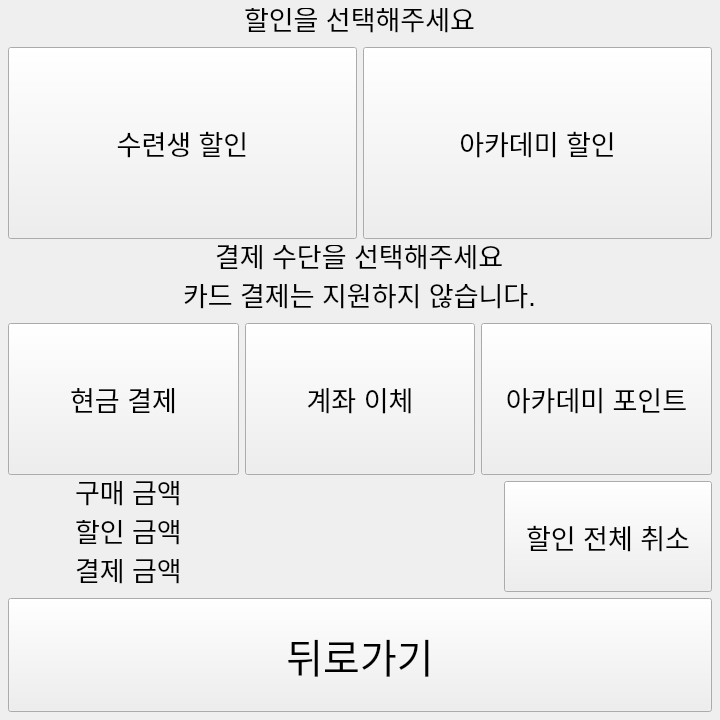
This is my_package/ui/payment_menu.ui in Seongeun11/PyPointKiosk as Qt 5 draws it before an edit. The edited form follows.
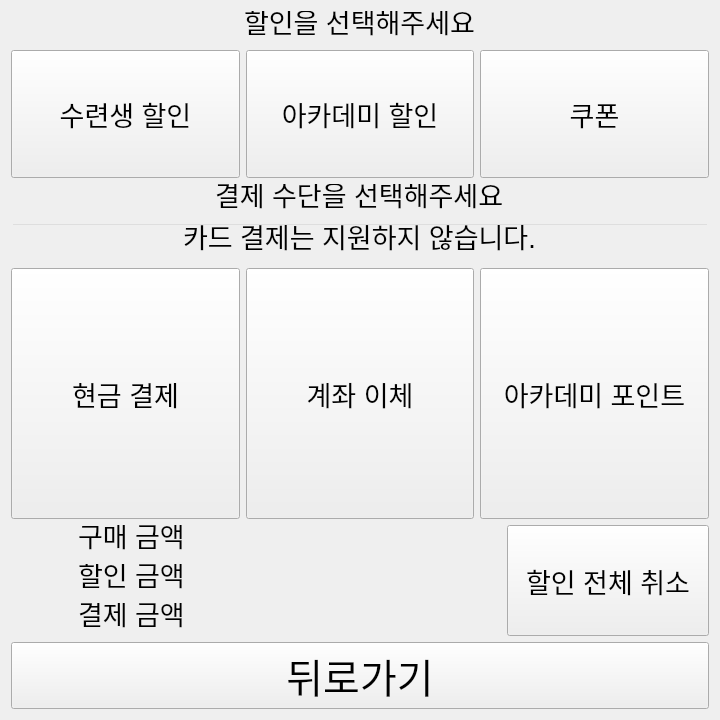
This is the edited form.

Commit message: Added coupon use and category order change

What changed in the file:
```diff
--- a/my_package/ui/payment_menu.ui
+++ b/my_package/ui/payment_menu.ui
@@ -33,34 +33,10 @@
   <property name="styleSheet">
    <string notr="true"/>
   </property>
-  <layout class="QVBoxLayout" name="verticalLayout" stretch="2,2,2">
-   <property name="leftMargin">
-    <number>8</number>
-   </property>
-   <property name="topMargin">
-    <number>8</number>
-   </property>
-   <property name="rightMargin">
-    <number>8</number>
-   </property>
-   <property name="bottomMargin">
-    <number>8</number>
-   </property>
+  <layout class="QVBoxLayout" name="verticalLayout_2" stretch="1,2,0">
    <item>
-    <layout class="QGridLayout" name="gridLayout">
-     <property name="leftMargin">
-      <number>0</number>
-     </property>
-     <property name="topMargin">
-      <number>0</number>
-     </property>
-     <property name="rightMargin">
-      <number>0</number>
-     </property>
-     <property name="bottomMargin">
-      <number>0</number>
-     </property>
-     <item row="0" column="0" colspan="2">
+    <layout class="QVBoxLayout" name="verticalLayout">
+     <item>
       <widget class="QLineEdit" name="le_select_discount">
        <property name="sizePolicy">
         <sizepolicy hsizetype="Expanding" vsizetype="Fixed">
@@ -93,7 +69,9 @@
        </property>
       </widget>
      </item>
-     <item row="2" column="0">
+     <item>
+      <layout class="QHBoxLayout" name="horizontalLayout">
+       <item>
       <widget class="QPushButton" name="btn_student_discount">
        <property name="sizePolicy">
         <sizepolicy hsizetype="Expanding" vsizetype="Minimum">
@@ -111,7 +89,7 @@
        </property>
       </widget>
      </item>
-     <item row="2" column="1">
+       <item>
       <widget class="QPushButton" name="btn_academy_discount">
        <property name="sizePolicy">
         <sizepolicy hsizetype="Expanding" vsizetype="Minimum">
@@ -132,6 +110,21 @@
        </property>
       </widget>
      </item>
+       <item>
+        <widget class="QPushButton" name="btn_coupon">
+         <property name="sizePolicy">
+          <sizepolicy hsizetype="Expanding" vsizetype="Expanding">
+           <horstretch>0</horstretch>
+           <verstretch>0</verstretch>
+          </sizepolicy>
+         </property>
+         <property name="text">
+          <string>쿠폰</string>
+         </property>
+        </widget>
+       </item>
+      </layout>
+     </item>
     </layout>
    </item>
    <item>
@@ -149,31 +142,13 @@
       <number>0</number>
      </property>
      <item row="1" column="0" colspan="3">
-      <widget class="QLineEdit" name="lineEdit_2">
-       <property name="sizePolicy">
-        <sizepolicy hsizetype="Expanding" vsizetype="Fixed">
-         <horstretch>0</horstretch>
-         <verstretch>0</verstretch>
-        </sizepolicy>
-       </property>
-       <property name="font">
-        <font>
-         <pointsize>20</pointsize>
-         <hintingpreference>PreferDefaultHinting</hintingpreference>
-        </font>
-       </property>
-       <property name="focusPolicy">
-        <enum>Qt::FocusPolicy::NoFocus</enum>
-       </property>
+      <widget class="QLineEdit" name="lineEdit">
        <property name="styleSheet">
         <string notr="true">background-color: transparent;</string>
        </property>
        <property name="text">
         <string>카드 결제는 지원하지 않습니다.</string>
        </property>
-       <property name="frame">
-        <bool>false</bool>
-       </property>
        <property name="alignment">
         <set>Qt::AlignmentFlag::AlignCenter</set>
        </property>
@@ -234,22 +209,7 @@
       </widget>
      </item>
      <item row="0" column="0" colspan="3">
-      <widget class="QLineEdit" name="lineEdit">
-       <property name="sizePolicy">
-        <sizepolicy hsizetype="Expanding" vsizetype="Fixed">
-         <horstretch>0</horstretch>
-         <verstretch>0</verstretch>
-        </sizepolicy>
-       </property>
-       <property name="font">
-        <font>
-         <pointsize>20</pointsize>
-         <hintingpreference>PreferDefaultHinting</hintingpreference>
-        </font>
-       </property>
-       <property name="focusPolicy">
-        <enum>Qt::FocusPolicy::NoFocus</enum>
-       </property>
+      <widget class="QLineEdit" name="lineEdit_2">
        <property name="styleSheet">
         <string notr="true">background-color: transparent;</string>
        </property>
```
Left out of the diff: 72 changed lines with no effect on the pictures. Lines whose indentation alone changed are shown as unchanged. The commit also changes 12 other files.
